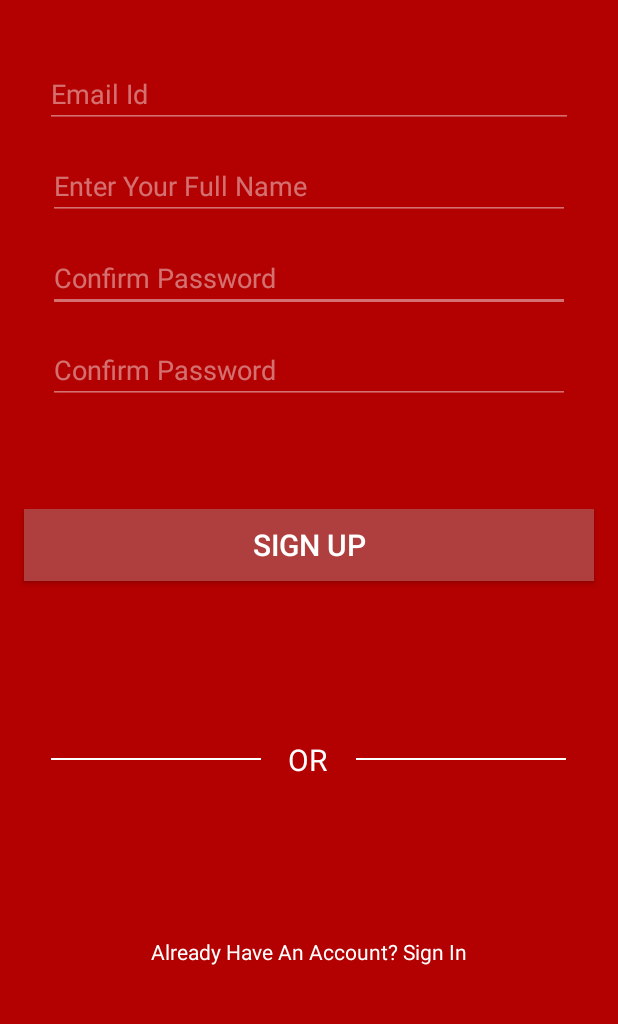
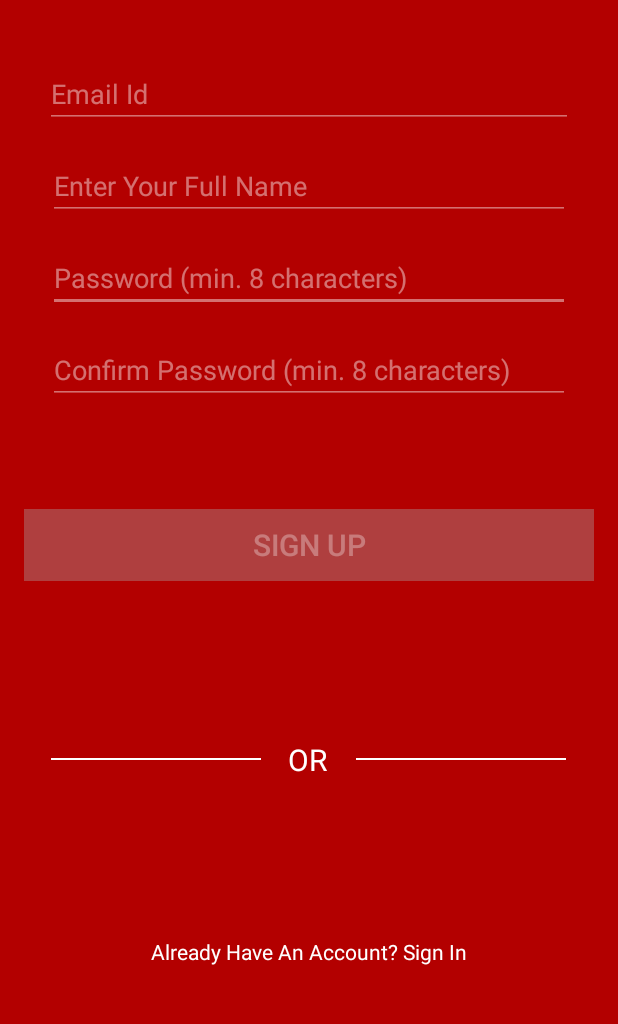
Before and after one commit to sudhp/MyShop, an Android app: the screen it shows after launch (RegisterActivity), after a tap on "Don't have account? Sign up", on a phone screen of 412 x 824 dp, the part 210-1234 px from its top. Run offline under Robolectric (Android 15) with nearby library versions, the phone set to English and light mode, and no system bars; our stand-ins replace Firebase (no records; nobody signed in at launch, a user with empty details on screens opened directly).

Commit message:
Part 5 completed.

```diff
--- a/app/build.gradle
+++ b/app/build.gradle
@@ -33,5 +33,6 @@ dependencies {
     testImplementation 'junit:junit:4.12'
     androidTestImplementation 'androidx.test.ext:junit:1.1.1'
     androidTestImplementation 'androidx.test.espresso:espresso-core:3.2.0'
+    implementation 'com.google.firebase:firebase-auth:19.3.0'
 }
 apply plugin: 'com.google.gms.google-services'
--- a/app/src/main/AndroidManifest.xml
+++ b/app/src/main/AndroidManifest.xml
@@ -1,6 +1,7 @@
 <?xml version="1.0" encoding="utf-8"?>
 <manifest xmlns:android="http://schemas.android.com/apk/res/android"
     package="com.examp.myshop">
+    <uses-permission android:name="android.permission.INTERNET"/>
 
     <application
         android:allowBackup="true"
@@ -9,9 +10,8 @@
         android:roundIcon="@mipmap/ic_launcher_round"
         android:supportsRtl="true"
         android:theme="@style/AppTheme">
-        <activity android:name=".RegisterActivity">
-
-        </activity>
+        <activity android:name=".Main2Activity"></activity>
+        <activity android:name=".RegisterActivity"></activity>
         <activity
             android:name=".MainActivity"
             android:theme="@style/SplashTheme">
--- a/app/src/main/res/layout/fragment_signup.xml
+++ b/app/src/main/res/layout/fragment_signup.xml
@@ -21,7 +21,8 @@
             android:background="@color/btnRed"
             android:foreground="?attr/selectableItemBackground"
             android:text="Sign UP"
-            android:textColor="@color/colorAccent"
+            android:enabled="false"
+            android:textColor="#50FFFFFF"
             android:textSize="20sp"
             app:layout_constraintEnd_toEndOf="parent"
             app:layout_constraintHorizontal_bias="1.0"
@@ -37,7 +38,7 @@
             android:layout_marginRight="32dp"
             android:backgroundTint="#70FFFFFF"
             android:ems="10"
-            android:hint="Confirm Password"
+            android:hint="Password (min. 8 characters)"
             android:inputType="textPassword"
             android:textColor="@color/colorAccent"
             android:textColorHint="#70FFFFFF"
@@ -54,7 +55,7 @@
             android:layout_marginRight="32dp"
             android:backgroundTint="#70FFFFFF"
             android:ems="10"
-            android:hint="Confirm Password"
+            android:hint="Confirm Password (min. 8 characters)"
             android:inputType="textPassword"
             android:textColor="@color/colorAccent"
             android:textColorHint="#70FFFFFF"
@@ -97,7 +98,7 @@
             app:layout_constraintTop_toBottomOf="@+id/sign_up_email" />
 
         <ImageButton
-            android:id="@+id/sign_in_close_btn"
+            android:id="@+id/sign_up_close_btn"
             android:layout_width="40dp"
             android:layout_height="40dp"
             android:layout_marginTop="16dp"
@@ -121,7 +122,7 @@
             app:layout_constraintTop_toTopOf="parent" />
 
         <ProgressBar
-            android:id="@+id/signup_progressBar"
+            android:id="@+id/sign_up_progressBar"
             style="?android:attr/progressBarStyle"
             android:visibility="invisible"
             android:layout_width="30dp"
```
Also changed, not shown: app/src/main/java/com/examp/myshop/Main2Activity.java (added, +14 -0 lines), app/src/main/res/layout/activity_main2.xml (added, +9 -0 lines).
